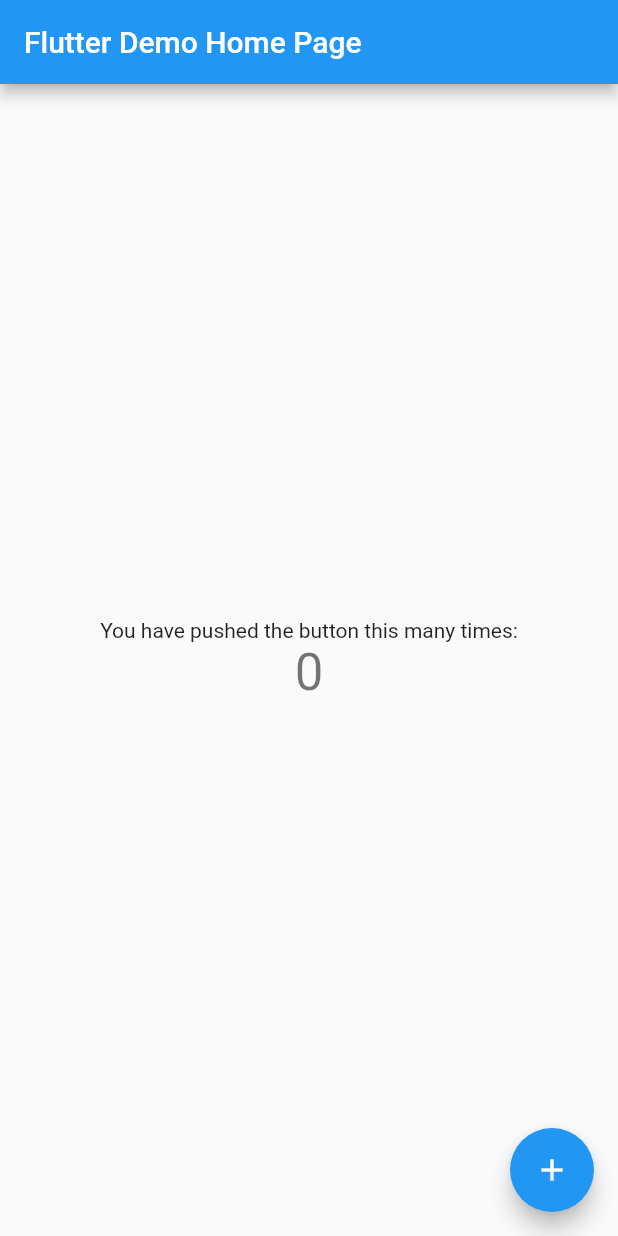
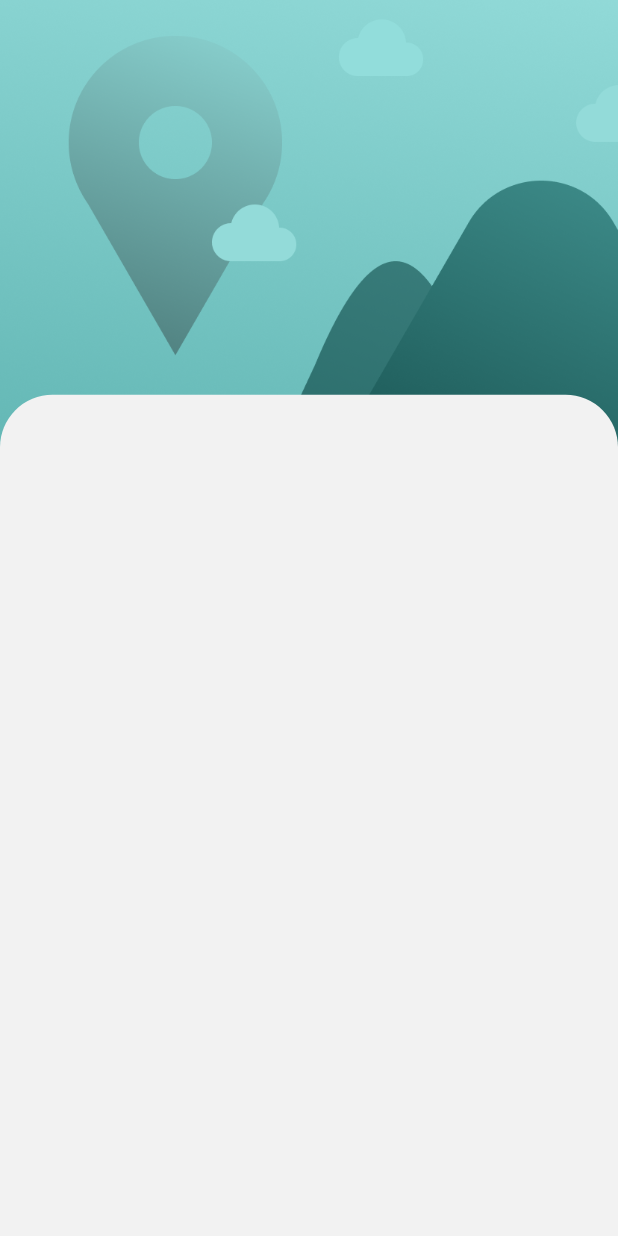
Before and after one commit to LiquidatorCoder/simple-flutter-login, a Flutter app: the screen it shows after launch, on a phone screen of 412 x 824 dp. Run offline on Flutter 3.47's test engine with Material 2 defaults, Android fonts, the phone set to English and light mode, and no system bars; our stand-ins replace flutter_screenutil.

Commit message:
Added basic login page ui

```diff
--- a/lib/main.dart
+++ b/lib/main.dart
@@ -1,117 +1,17 @@
 import 'package:flutter/material.dart';
+import 'package:yehlo/screens/login_page.dart';
 
-void main() {
-  runApp(MyApp());
-}
+void main() => runApp(MyApp());
 
 class MyApp extends StatelessWidget {
-  // This widget is the root of your application.
   @override
   Widget build(BuildContext context) {
     return MaterialApp(
-      title: 'Flutter Demo',
+      title: 'Flutter Login',
       theme: ThemeData(
-        // This is the theme of your application.
-        //
-        // Try running your application with "flutter run". You'll see the
-        // application has a blue toolbar. Then, without quitting the app, try
-        // changing the primarySwatch below to Colors.green and then invoke
-        // "hot reload" (press "r" in the console where you ran "flutter run",
-        // or simply save your changes to "hot reload" in a Flutter IDE).
-        // Notice that the counter didn't reset back to zero; the application
-        // is not restarted.
         primarySwatch: Colors.blue,
-        // This makes the visual density adapt to the platform that you run
-        // the app on. For desktop platforms, the controls will be smaller and
-        // closer together (more dense) than on mobile platforms.
-        visualDensity: VisualDensity.adaptivePlatformDensity,
       ),
-      home: MyHomePage(title: 'Flutter Demo Home Page'),
+      home: LoginPage(),
     );
   }
 }
-
-class MyHomePage extends StatefulWidget {
-  MyHomePage({Key key, this.title}) : super(key: key);
-
-  // This widget is the home page of your application. It is stateful, meaning
-  // that it has a State object (defined below) that contains fields that affect
-  // how it looks.
-
-  // This class is the configuration for the state. It holds the values (in this
-  // case the title) provided by the parent (in this case the App widget) and
-  // used by the build method of the State. Fields in a Widget subclass are
-  // always marked "final".
-
-  final String title;
-
-  @override
-  _MyHomePageState createState() => _MyHomePageState();
-}
-
-class _MyHomePageState extends State<MyHomePage> {
-  int _counter = 0;
-
-  void _incrementCounter() {
-    setState(() {
-      // This call to setState tells the Flutter framework that something has
-      // changed in this State, which causes it to rerun the build method below
-      // so that the display can reflect the updated values. If we changed
-      // _counter without calling setState(), then the build method would not be
-      // called again, and so nothing would appear to happen.
-      _counter++;
-    });
-  }
-
-  @override
-  Widget build(BuildContext context) {
-    // This method is rerun every time setState is called, for instance as done
-    // by the _incrementCounter method above.
-    //
-    // The Flutter framework has been optimized to make rerunning build methods
-    // fast, so that you can just rebuild anything that needs updating rather
-    // than having to individually change instances of widgets.
-    return Scaffold(
-      appBar: AppBar(
-        // Here we take the value from the MyHomePage object that was created by
-        // the App.build method, and use it to set our appbar title.
-        title: Text(widget.title),
-      ),
-      body: Center(
-        // Center is a layout widget. It takes a single child and positions it
-        // in the middle of the parent.
-        child: Column(
-          // Column is also a layout widget. It takes a list of children and
-          // arranges them vertically. By default, it sizes itself to fit its
-          // children horizontally, and tries to be as tall as its parent.
-          //
-          // Invoke "debug painting" (press "p" in the console, choose the
-          // "Toggle Debug Paint" action from the Flutter Inspector in Android
-          // Studio, or the "Toggle Debug Paint" command in Visual Studio Code)
-          // to see the wireframe for each widget.
-          //
-          // Column has various properties to control how it sizes itself and
-          // how it positions its children. Here we use mainAxisAlignment to
-          // center the children vertically; the main axis here is the vertical
-          // axis because Columns are vertical (the cross axis would be
-          // horizontal).
-          mainAxisAlignment: MainAxisAlignment.center,
-          children: <Widget>[
-            Text(
-              'You have pushed the button this many times:',
-            ),
-            Text(
-              '$_counter',
-              style: Theme.of(context).textTheme.headline4,
-            ),
-          ],
-        ),
-      ),
-      floatingActionButton: FloatingActionButton(
-        onPressed: _incrementCounter,
-        tooltip: 'Increment',
-        child: Icon(Icons.add),
-      ), // This trailing comma makes auto-formatting nicer for build methods.
-    );
-  }
-}
--- /dev/null
+++ b/lib/screens/login_page.dart
@@ -0,0 +1,46 @@
+import 'package:flutter/material.dart';
+import 'package:flutter_screenutil/flutter_screenutil.dart';
+
+class LoginPage extends StatefulWidget {
+  @override
+  _LoginPageState createState() => _LoginPageState();
+}
+
+class _LoginPageState extends State<LoginPage> {
+  @override
+  Widget build(BuildContext context) {
+    ScreenUtil.init(context, width: 720, height: 1440, allowFontScaling: true);
+    return Scaffold(
+      body: Stack(
+        children: <Widget>[
+          Container(
+            decoration: BoxDecoration(
+              image: DecorationImage(
+                fit: BoxFit.cover,
+                image: AssetImage("assets/bg.png"),
+              ),
+            ),
+          ),
+          Align(
+            alignment: Alignment.bottomCenter,
+            child: Card(
+              elevation: 0,
+              shape: RoundedRectangleBorder(
+                borderRadius: BorderRadius.only(
+                  topLeft: Radius.circular(35),
+                  topRight: Radius.circular(35),
+                ),
+              ),
+              margin: EdgeInsets.all(0),
+              color: Color(0xFFF2F2F2),
+              child: SizedBox(
+                height: 980.h,
+                width: 720.w,
+              ),
+            ),
+          )
+        ],
+      ),
+    );
+  }
+}
```
Also changed, not shown: lib/screens/input_form.dart (added, +46 -0 lines), pubspec.yaml (+5 -2 lines), assets/bg.png (added), assets/google_logo.svg (added), pubspec.lock.
